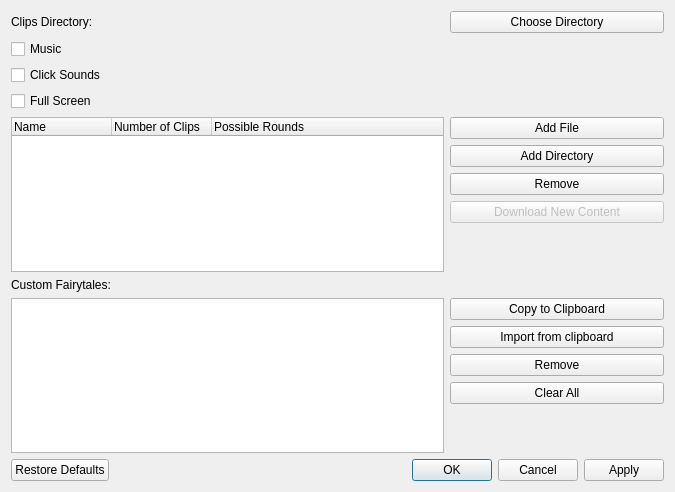
Old version of the form ui/settings.ui in the repository tdauth/gustavsfairyland.
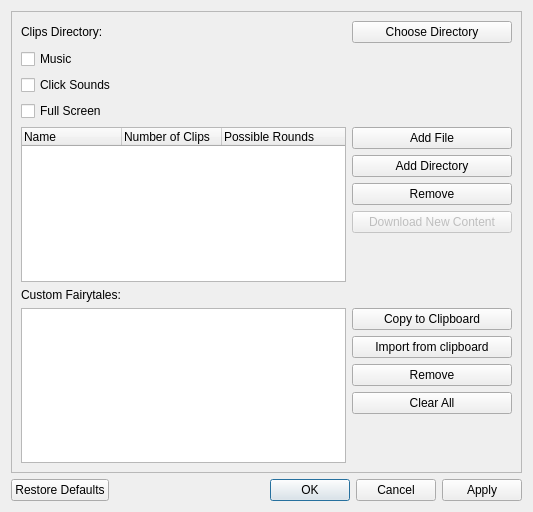
New version of the form.

Commit message:
Every win unlocks a Bonus Clip
Unlocked Bonus Clips are saved and can be played again and again.

Therefore every Bonus Clip has an ID attribute now.

What changed in the file:
```diff
--- a/ui/settings.ui
+++ b/ui/settings.ui
@@ -6,18 +6,33 @@
    <rect>
     <x>0</x>
     <y>0</y>
-    <width>675</width>
-    <height>492</height>
+    <width>533</width>
+    <height>512</height>
    </rect>
   </property>
   <property name="windowTitle">
    <string>Settings</string>
   </property>
   <layout class="QGridLayout" name="gridLayout">
-   <item row="0" column="2">
-    <widget class="QPushButton" name="clipsDirectoryPushButton">
+   <item row="0" column="0">
+    <widget class="QScrollArea" name="scrollArea">
+     <property name="widgetResizable">
+      <bool>true</bool>
+     </property>
+     <widget class="QWidget" name="scrollAreaWidgetContents">
+      <property name="geometry">
+       <rect>
+        <x>0</x>
+        <y>0</y>
+        <width>517</width>
+        <height>458</height>
+       </rect>
+      </property>
+      <layout class="QGridLayout" name="gridLayout_2">
+       <item row="0" column="0">
+        <widget class="QLabel" name="label">
      <property name="text">
-      <string>Choose Directory</string>
+          <string>Clips Directory:</string>
      </property>
     </widget>
    </item>
@@ -28,35 +43,54 @@
      </property>
     </widget>
    </item>
-   <item row="0" column="0">
-    <widget class="QLabel" name="label">
+       <item row="0" column="2">
+        <widget class="QPushButton" name="clipsDirectoryPushButton">
      <property name="text">
-      <string>Clips Directory:</string>
+          <string>Choose Directory</string>
      </property>
     </widget>
    </item>
-   <item row="4" column="0" colspan="3">
-    <widget class="QCheckBox" name="fullScreenCheckBox">
-     <property name="text">
-      <string>Full Screen</string>
-     </property>
-    </widget>
-   </item>
-   <item row="10" column="0" colspan="3">
-    <widget class="QDialogButtonBox" name="buttonBox">
-     <property name="standardButtons">
-      <set>QDialogButtonBox::Apply|QDialogButtonBox::Cancel|QDialogButtonBox::Ok|QDialogButtonBox::RestoreDefaults</set>
-     </property>
-    </widget>
-   </item>
-   <item row="2" column="0">
+       <item row="1" column="0">
     <widget class="QCheckBox" name="musicCheckBox">
      <property name="text">
       <string>Music</string>
      </property>
     </widget>
    </item>
-   <item row="5" column="2">
+       <item row="2" column="0" colspan="2">
+        <widget class="QCheckBox" name="clickSoundsCheckBox">
+         <property name="text">
+          <string>Click Sounds</string>
+         </property>
+        </widget>
+       </item>
+       <item row="3" column="0" colspan="3">
+        <widget class="QCheckBox" name="fullScreenCheckBox">
+         <property name="text">
+          <string>Full Screen</string>
+         </property>
+        </widget>
+       </item>
+       <item row="4" column="0" colspan="2">
+        <widget class="QTreeWidget" name="treeWidget">
+         <column>
+          <property name="text">
+           <string>Name</string>
+          </property>
+         </column>
+         <column>
+          <property name="text">
+           <string>Number of Clips</string>
+          </property>
+         </column>
+         <column>
+          <property name="text">
+           <string>Possible Rounds</string>
+          </property>
+         </column>
+        </widget>
+       </item>
+       <item row="4" column="2">
     <layout class="QVBoxLayout" name="verticalLayout">
      <item>
       <widget class="QPushButton" name="addFilePushButton">
@@ -104,36 +138,17 @@
      </item>
     </layout>
    </item>
-   <item row="5" column="0" colspan="2">
-    <widget class="QTreeWidget" name="treeWidget">
-     <column>
-      <property name="text">
-       <string>Name</string>
-      </property>
-     </column>
-     <column>
-      <property name="text">
-       <string>Number of Clips</string>
-      </property>
-     </column>
-     <column>
-      <property name="text">
-       <string>Possible Rounds</string>
-      </property>
-     </column>
-    </widget>
-   </item>
-   <item row="9" column="0" colspan="2">
-    <widget class="QListWidget" name="customFairytalesListWidget"/>
-   </item>
-   <item row="7" column="0" colspan="3">
+       <item row="5" column="0" colspan="3">
     <widget class="QLabel" name="label_2">
      <property name="text">
       <string>Custom Fairytales:</string>
      </property>
     </widget>
    </item>
-   <item row="9" column="2">
+       <item row="6" column="0" colspan="2">
+        <widget class="QListWidget" name="customFairytalesListWidget"/>
+       </item>
+       <item row="6" column="2">
     <layout class="QVBoxLayout" name="verticalLayout_2">
      <item>
       <widget class="QPushButton" name="copyCustomFairytalePushButton">
@@ -178,10 +193,14 @@
      </item>
     </layout>
    </item>
-   <item row="3" column="0" colspan="2">
-    <widget class="QCheckBox" name="clickSoundsCheckBox">
-     <property name="text">
-      <string>Click Sounds</string>
+      </layout>
+     </widget>
+    </widget>
+   </item>
+   <item row="1" column="0">
+    <widget class="QDialogButtonBox" name="buttonBox">
+     <property name="standardButtons">
+      <set>QDialogButtonBox::Apply|QDialogButtonBox::Cancel|QDialogButtonBox::Ok|QDialogButtonBox::RestoreDefaults</set>
      </property>
     </widget>
    </item>
```
Lines whose indentation alone changed are shown as unchanged. The commit also changes 9 other files.
